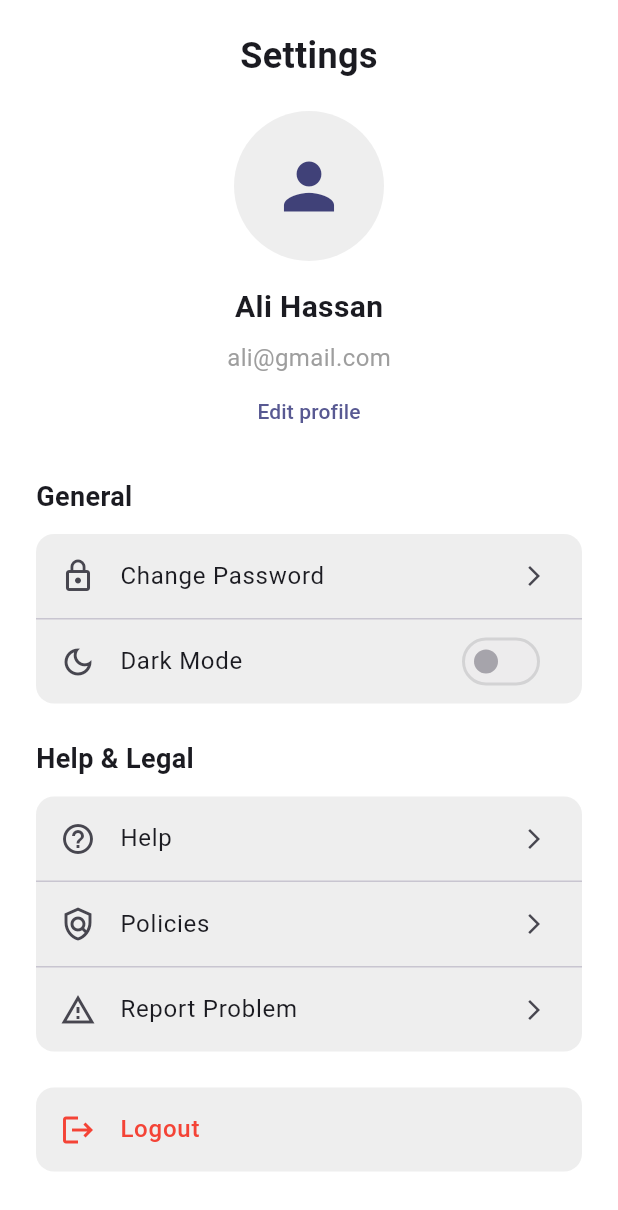
After one commit to AbdulWahab100203/rcet_complaint, a Flutter app: the SettingScreen screen opened by its route, on a phone screen of 412 x 824 dp. The commit adds this screen. Shown: the top 1210 px of the screen. Run offline on Flutter 3.47's test engine with Material 3 defaults, Android fonts, the phone set to English and light mode, and no system bars.

Commit message:
majar changes

```diff
--- a/lib/routes/app_routes.dart
+++ b/lib/routes/app_routes.dart
@@ -5,6 +5,7 @@ import '../screens/auth/signup_screen.dart';
 import '../screens/auth/signup_form_screen.dart';
 import '../screens/dashboard/dashboard_screen.dart';
 import '../screens/auth/forget_screen.dart';
+import '../screens/dashboard/setting_screen.dart';
 
 class AppRoutes {
   static const String welcome = '/';
@@ -15,6 +16,7 @@ class AppRoutes {
   static const String complaintDetails = '/complaint-details';
   static const String signUpForm = '/sign-up-form';
   static const String forget = '/forget';
+  static const String setting = '/setting';
 
   static Route<dynamic> onGenerateRoute(RouteSettings settings) {
     switch (settings.name) {
@@ -41,6 +43,10 @@ class AppRoutes {
         return MaterialPageRoute(
           builder: (_) => DashboardScreen(),
         );
+      case setting:
+        return MaterialPageRoute(
+          builder: (_) => SettingScreen(),
+        );
       case forget:
         return MaterialPageRoute(
           builder: (_) => const ForgetScreen(),
--- a/lib/screens/dashboard/dashboard_screen.dart
+++ b/lib/screens/dashboard/dashboard_screen.dart
@@ -1,5 +1,6 @@
 import 'package:flutter/material.dart';
 import '../../models/complaint.dart';
+import '../../routes/app_routes.dart';
 
 class DashboardScreen extends StatelessWidget {
   final List<Complaint> complaints = [
@@ -30,8 +31,13 @@ class DashboardScreen extends StatelessWidget {
         backgroundColor: Theme.of(context).primaryColor,
         actions: [
           IconButton(
+            icon: const Icon(Icons.settings),
+            onPressed: () => Navigator.pushNamed(context, AppRoutes.setting),
+          ),
+          IconButton(
             icon: const Icon(Icons.add),
-            onPressed: () => Navigator.pushNamed(context, '/new-complaint'),
+            onPressed: () =>
+                Navigator.pushNamed(context, AppRoutes.newComplaint),
           ),
         ],
       ),
--- /dev/null
+++ b/lib/screens/dashboard/setting_screen.dart
@@ -0,0 +1,163 @@
+import 'package:flutter/material.dart';
+import '../../routes/app_routes.dart';
+import '../../widgets/primary_button.dart';
+import '../../widgets/text_input_field.dart';
+
+class SettingScreen extends StatelessWidget {
+  const SettingScreen({super.key});
+
+  @override
+  Widget build(BuildContext context) {
+    return Scaffold(
+      backgroundColor: Colors.white,
+      body: SafeArea(
+        child: ListView(
+          padding: const EdgeInsets.symmetric(horizontal: 24.0),
+          children: [
+            const SizedBox(height: 20),
+            const Text(
+              'Settings',
+              style: TextStyle(
+                fontSize: 24,
+                fontWeight: FontWeight.bold,
+              ),
+              textAlign: TextAlign.center,
+            ),
+            const SizedBox(height: 20),
+            Center(
+              child: Column(
+                children: [
+                  CircleAvatar(
+                    radius: 50,
+                    backgroundColor: Colors.grey[200],
+                    child: const Icon(
+                      Icons.person,
+                      size: 50,
+                    ),
+                  ),
+                  const SizedBox(height: 16),
+                  const Text(
+                    'Ali Hassan',
+                    style: TextStyle(
+                      fontSize: 20,
+                      fontWeight: FontWeight.bold,
+                    ),
+                  ),
+                  const SizedBox(height: 8),
+                  const Text(
+                    'ali@gmail.com',
+                    style: TextStyle(
+                      fontSize: 16,
+                      color: Colors.grey,
+                    ),
+                  ),
+                  TextButton(
+                    onPressed: () {},
+                    child: const Text('Edit profile'),
+                  ),
+                ],
+              ),
+            ),
+            const SizedBox(height: 20),
+            // General Section
+            const Text(
+              'General',
+              style: TextStyle(
+                fontSize: 18,
+                fontWeight: FontWeight.bold,
+              ),
+            ),
+            const SizedBox(height: 12),
+            Container(
+              decoration: BoxDecoration(
+                color: Colors.grey[200],
+                borderRadius: BorderRadius.circular(12),
+              ),
+              child: Column(
+                children: [
+                  ListTile(
+                    leading: const Icon(Icons.lock_outline),
+                    title: const Text('Change Password'),
+                    trailing: const Icon(Icons.arrow_forward_ios, size: 16),
+                    onTap: () {},
+                  ),
+                  const Divider(height: 1),
+                  ListTile(
+                    leading: const Icon(Icons.dark_mode_outlined),
+                    title: const Text('Dark Mode'),
+                    trailing: const Switch(
+                      value: false,
+                      onChanged: null,
+                    ),
+                  ),
+                ],
+              ),
+            ),
+            const SizedBox(height: 24),
+            // Help & Legal Section
+            const Text(
+              'Help & Legal',
+              style: TextStyle(
+                fontSize: 18,
+                fontWeight: FontWeight.bold,
+              ),
+            ),
+            const SizedBox(height: 12),
+            Container(
+              decoration: BoxDecoration(
+                color: Colors.grey[200],
+                borderRadius: BorderRadius.circular(12),
+              ),
+              child: Column(
+                children: [
+                  ListTile(
+                    leading: const Icon(Icons.help_outline),
+                    title: const Text('Help'),
+                    trailing: const Icon(Icons.arrow_forward_ios, size: 16),
+                    onTap: () {},
+                  ),
+                  const Divider(height: 1),
+                  ListTile(
+                    leading: const Icon(Icons.policy_outlined),
+                    title: const Text('Policies'),
+                    trailing: const Icon(Icons.arrow_forward_ios, size: 16),
+                    onTap: () {},
+                  ),
+                  const Divider(height: 1),
+                  ListTile(
+                    leading: const Icon(Icons.report_problem_outlined),
+                    title: const Text('Report Problem'),
+                    trailing: const Icon(Icons.arrow_forward_ios, size: 16),
+                    onTap: () {},
+                  ),
+                ],
+              ),
+            ),
+            const SizedBox(height: 24),
+            // Logout Button
+            Container(
+              decoration: BoxDecoration(
+                color: Colors.grey[200],
+                borderRadius: BorderRadius.circular(12),
+              ),
+              child: ListTile(
+                leading: const Icon(Icons.logout, color: Colors.red),
+                title: const Text(
+                  'Logout',
+                  style: TextStyle(
+                    color: Colors.red,
+                    fontWeight: FontWeight.w500,
+                  ),
+                ),
+                onTap: () {
+                  Navigator.pushReplacementNamed(context, AppRoutes.login);
+                },
+              ),
+            ),
+            const SizedBox(height: 20),
+          ],
+        ),
+      ),
+    );
+  }
+}
```
